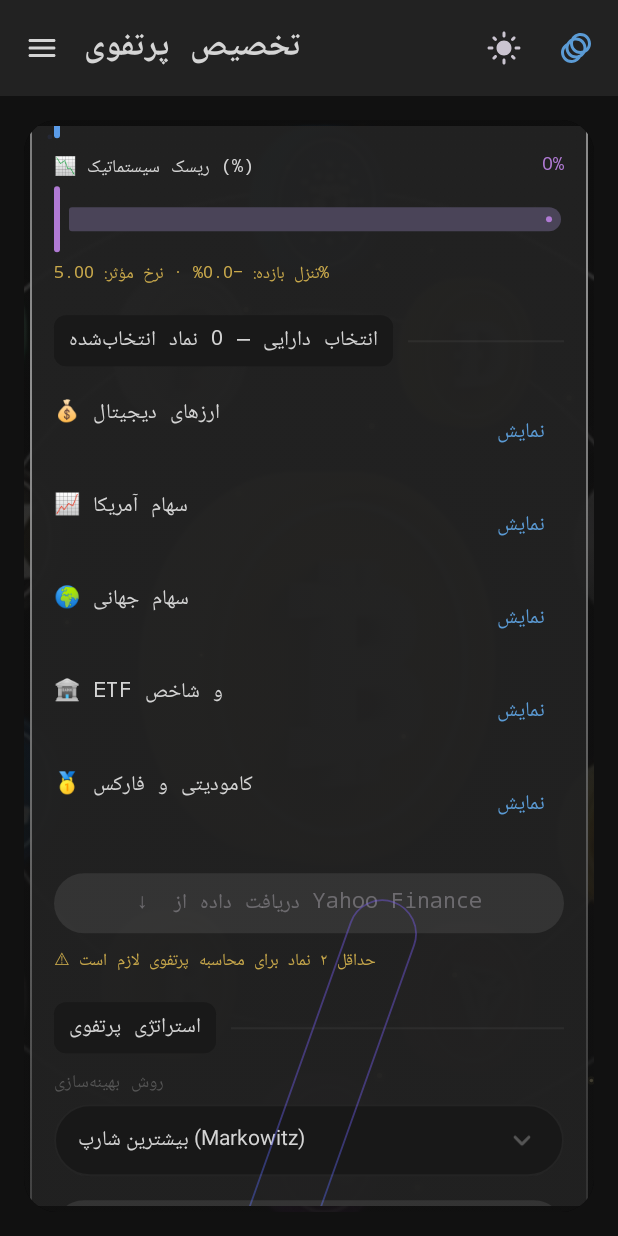
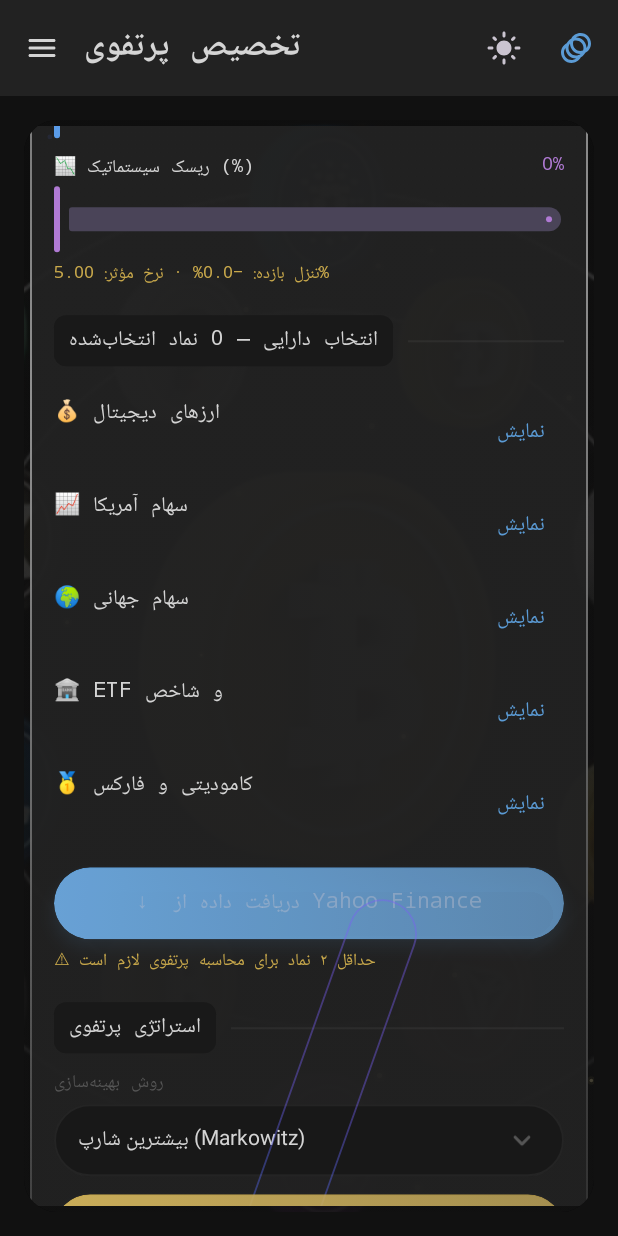
Before and after one commit to mohammadmarghzari/azmayeshi, an Android app built with Jetpack Compose: the screen it shows after launch (MainActivity), scrolled down 504 dp, on a phone screen of 412 x 824 dp. Run offline under Robolectric (Android 15) with nearby library versions, the phone set to English and light mode, and no system bars; our stand-ins replace Compose Multiplatform resources.

Commit message:
Migrate the main fetch/calculate buttons to GlowButton
The two most prominent, most-visible buttons in the whole app - "دریافت داده
از Yahoo Finance" and "محاسبه پرتفوی" on the default Allocation tab - were
still plain Material3 Buttons that the icon/button redesign never touched,
which is why the change looked like it "didn't happen" from the first screen
a user sees. Gave GlowButton a loading state (spinner swaps in for the label)
and an optional gradient override so these two keep their distinct blue/gold
identity, then switched both buttons over.

```diff
--- a/composeApp/src/commonMain/kotlin/ir/marghzari/portfolio360/ui/components/Components.kt
+++ b/composeApp/src/commonMain/kotlin/ir/marghzari/portfolio360/ui/components/Components.kt
@@ -283,6 +283,8 @@ fun GlowButton(
     onClick: () -> Unit,
     modifier: Modifier = Modifier,
     enabled: Boolean = true,
+    loading: Boolean = false,
+    gradient: List<Color>? = null,
 ) {
     val colors = LocalChartColors.current
     val interactionSource = remember { MutableInteractionSource() }
@@ -294,9 +296,10 @@ fun GlowButton(
         label = "glow-button-scale",
     )
     val shape = RoundedCornerShape(50)
+    val glowColors = gradient ?: listOf(colors.blueAccent, colors.gold.copy(alpha = 0.9f))
     androidx.compose.material3.Button(
         onClick = onClick,
-        enabled = enabled,
+        enabled = enabled && !loading,
         interactionSource = interactionSource,
         shape = shape,
         colors = ButtonDefaults.buttonColors(containerColor = Color.Transparent, contentColor = Color.White),
@@ -305,8 +308,14 @@ fun GlowButton(
             .scale(scale)
             .hoverable(interactionSource)
             .shadow(if (hovered) 12.dp else 6.dp, shape, ambientColor = colors.blueAccent.copy(alpha = 0.4f), spotColor = colors.blueAccent.copy(alpha = 0.5f))
-            .background(Brush.horizontalGradient(listOf(colors.blueAccent, colors.gold.copy(alpha = 0.9f))), shape),
+            .background(Brush.horizontalGradient(glowColors), shape),
     ) {
-        Text(text, style = MaterialTheme.typography.labelLarge)
+        if (loading) {
+            androidx.compose.material3.CircularProgressIndicator(
+                modifier = Modifier.width(16.dp).height(16.dp), color = Color.White, strokeWidth = 2.dp,
+            )
+        } else {
+            Text(text, style = MaterialTheme.typography.labelLarge)
+        }
     }
 }
--- a/composeApp/src/commonMain/kotlin/ir/marghzari/portfolio360/ui/components/PortfolioSetupPanel.kt
+++ b/composeApp/src/commonMain/kotlin/ir/marghzari/portfolio360/ui/components/PortfolioSetupPanel.kt
@@ -9,9 +9,6 @@ import androidx.compose.foundation.layout.fillMaxWidth
 import androidx.compose.foundation.layout.padding
 import androidx.compose.foundation.layout.width
 import androidx.compose.foundation.text.KeyboardOptions
-import androidx.compose.material3.Button
-import androidx.compose.material3.ButtonDefaults
-import androidx.compose.material3.CircularProgressIndicator
 import androidx.compose.material3.ExperimentalMaterial3Api
 import androidx.compose.material3.FilterChip
 import androidx.compose.material3.MaterialTheme
@@ -118,7 +115,8 @@ fun PortfolioSetupPanel(appState: AppState, modifier: Modifier = Modifier) {
             }
         }
 
-        Button(
+        GlowButton(
+            text = "↓  دریافت داده از Yahoo Finance",
             onClick = {
                 scope.launch {
                     appState.isFetching = true
@@ -139,16 +137,11 @@ fun PortfolioSetupPanel(appState: AppState, modifier: Modifier = Modifier) {
                     }
                 }
             },
-            enabled = appState.selectedTickers.size >= 2 && !appState.isFetching,
+            enabled = appState.selectedTickers.size >= 2,
+            loading = appState.isFetching,
+            gradient = listOf(colors.blueAccent, colors.blueAccent.copy(alpha = 0.75f)),
             modifier = Modifier.fillMaxWidth().padding(top = 14.dp),
-            colors = ButtonDefaults.buttonColors(containerColor = colors.blueAccent),
-        ) {
-            if (appState.isFetching) {
-                CircularProgressIndicator(modifier = Modifier.width(16.dp), color = MaterialTheme.colorScheme.onPrimary, strokeWidth = 2.dp)
-            } else {
-                Text("↓  دریافت داده از Yahoo Finance")
-            }
-        }
+        )
         if (appState.selectedTickers.size < 2) {
             Text("⚠ حداقل ۲ نماد برای محاسبه پرتفوی لازم است", style = MaterialTheme.typography.labelSmall, color = colors.gold, modifier = Modifier.padding(top = 6.dp))
         }
@@ -165,9 +158,10 @@ fun PortfolioSetupPanel(appState: AppState, modifier: Modifier = Modifier) {
             optionLabel = { it.faLabel }, onSelected = { appState.portfolioStyle = it },
         )
 
-        Button(
+        GlowButton(
+            text = "▶  محاسبه پرتفوی",
             onClick = {
-                val prices = appState.prices ?: return@Button
+                val prices = appState.prices ?: return@GlowButton
                 scope.launch {
                     appState.isCalculating = true
                     try {
@@ -186,16 +180,11 @@ fun PortfolioSetupPanel(appState: AppState, modifier: Modifier = Modifier) {
                     }
                 }
             },
-            enabled = appState.prices != null && appState.prices!!.nAssets >= 2 && !appState.isCalculating,
+            enabled = appState.prices != null && appState.prices!!.nAssets >= 2,
+            loading = appState.isCalculating,
+            gradient = listOf(colors.gold, colors.gold.copy(alpha = 0.75f)),
             modifier = Modifier.fillMaxWidth().padding(top = 12.dp),
-            colors = ButtonDefaults.buttonColors(containerColor = colors.gold),
-        ) {
-            if (appState.isCalculating) {
-                CircularProgressIndicator(modifier = Modifier.width(16.dp), color = MaterialTheme.colorScheme.onPrimary, strokeWidth = 2.dp)
-            } else {
-                Text("▶  محاسبه پرتفوی")
-            }
-        }
+        )
     }
 }
 
```
